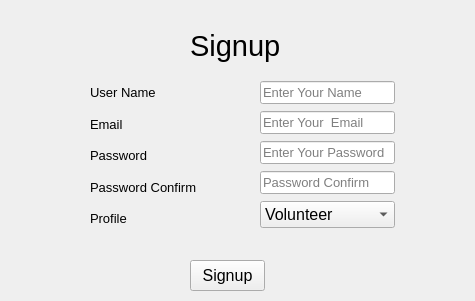
ShadiMi/Group27_hApp_project, file signup.ui: the form before one commit.
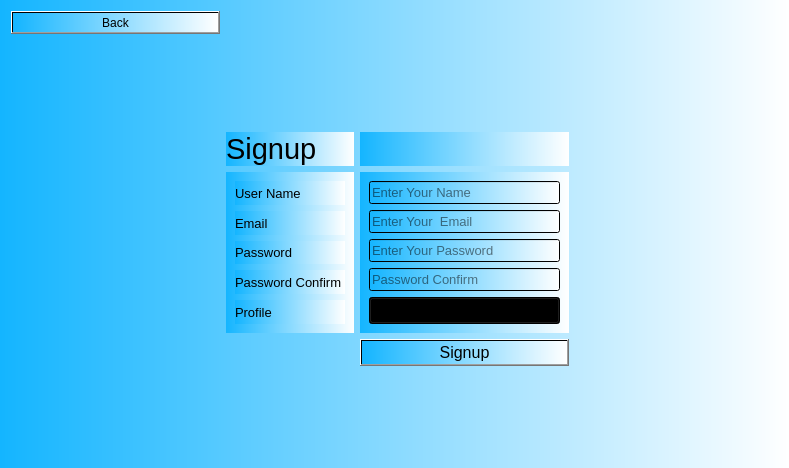
The form after the commit.

The edit to the form file:
```diff
--- a/signup.ui
+++ b/signup.ui
@@ -6,135 +6,88 @@
    <rect>
     <x>0</x>
     <y>0</y>
-    <width>475</width>
-    <height>301</height>
+    <width>789</width>
+    <height>468</height>
    </rect>
   </property>
   <property name="windowTitle">
    <string>signup</string>
   </property>
-  <widget class="QPushButton" name="signupR">
-   <property name="geometry">
-    <rect>
-     <x>190</x>
-     <y>260</y>
-     <width>75</width>
-     <height>31</height>
-    </rect>
-   </property>
-   <property name="font">
-    <font>
-     <pointsize>12</pointsize>
-    </font>
-   </property>
-   <property name="cursor">
-    <cursorShape>ArrowCursor</cursorShape>
-   </property>
-   <property name="toolTip">
-    <string>Press To Signup</string>
-   </property>
-   <property name="text">
-    <string>Signup</string>
-   </property>
-  </widget>
+  <property name="styleSheet">
+   <string notr="true">background:qlineargradient(spread:pad, x1:0, y1:0, x2:1, y2:0, stop:0 rgb(20, 181, 255), stop:1 rgba(255, 255, 255, 255))</string>
+  </property>
+  <layout class="QGridLayout" name="gridLayout">
+   <item row="1" column="1">
+    <spacer name="verticalSpacer_2">
+     <property name="orientation">
+      <enum>Qt::Vertical</enum>
+     </property>
+     <property name="sizeHint" stdset="0">
+      <size>
+       <width>20</width>
+       <height>40</height>
+      </size>
+     </property>
+    </spacer>
+   </item>
+   <item row="3" column="0">
+    <spacer name="horizontalSpacer">
+     <property name="orientation">
+      <enum>Qt::Horizontal</enum>
+     </property>
+     <property name="sizeHint" stdset="0">
+      <size>
+       <width>40</width>
+       <height>20</height>
+      </size>
+     </property>
+    </spacer>
+   </item>
+   <item row="3" column="3">
+    <spacer name="horizontalSpacer_2">
+     <property name="orientation">
+      <enum>Qt::Horizontal</enum>
+     </property>
+     <property name="sizeHint" stdset="0">
+      <size>
+       <width>40</width>
+       <height>20</height>
+      </size>
+     </property>
+    </spacer>
+   </item>
+   <item row="6" column="1">
+    <spacer name="verticalSpacer">
+     <property name="orientation">
+      <enum>Qt::Vertical</enum>
+     </property>
+     <property name="sizeHint" stdset="0">
+      <size>
+       <width>20</width>
+       <height>40</height>
+      </size>
+     </property>
+    </spacer>
+   </item>
+   <item row="2" column="1">
   <widget class="QLabel" name="signupL">
-   <property name="geometry">
-    <rect>
-     <x>190</x>
-     <y>20</y>
-     <width>101</width>
-     <height>51</height>
-    </rect>
-   </property>
    <property name="font">
     <font>
      <pointsize>22</pointsize>
     </font>
    </property>
+     <property name="styleSheet">
+      <string notr="true">background:setAttribute(Qt::WA_TranslucentBackground)</string>
+     </property>
    <property name="text">
     <string>Signup</string>
    </property>
   </widget>
-  <widget class="QWidget" name="layoutWidget">
-   <property name="geometry">
-    <rect>
-     <x>90</x>
-     <y>80</y>
-     <width>167</width>
-     <height>151</height>
-    </rect>
-   </property>
-   <layout class="QVBoxLayout" name="verticalLayout">
-    <item>
-     <widget class="QLabel" name="unR">
-      <property name="font">
-       <font>
-        <pointsize>10</pointsize>
-       </font>
-      </property>
-      <property name="text">
-       <string>User Name</string>
-      </property>
-     </widget>
-    </item>
-    <item>
-     <widget class="QLabel" name="emailR">
-      <property name="font">
-       <font>
-        <pointsize>10</pointsize>
-       </font>
-      </property>
-      <property name="text">
-       <string>Email</string>
-      </property>
-     </widget>
-    </item>
-    <item>
-     <widget class="QLabel" name="pwR">
-      <property name="font">
-       <font>
-        <pointsize>10</pointsize>
-       </font>
-      </property>
-      <property name="text">
-       <string>Password</string>
-      </property>
-     </widget>
-    </item>
-    <item>
-     <widget class="QLabel" name="pwcR">
-      <property name="font">
-       <font>
-        <pointsize>10</pointsize>
-       </font>
-      </property>
-      <property name="text">
-       <string>Password Confirm </string>
-      </property>
-     </widget>
-    </item>
-    <item>
-     <widget class="QLabel" name="profR">
-      <property name="font">
-       <font>
-        <pointsize>10</pointsize>
-       </font>
-      </property>
-      <property name="text">
-       <string>Profile</string>
-      </property>
-     </widget>
-    </item>
-   </layout>
-  </widget>
-  <widget class="QWidget" name="layoutWidget">
-   <property name="geometry">
-    <rect>
-     <x>260</x>
-     <y>80</y>
-     <width>135</width>
-     <height>151</height>
-    </rect>
+   </item>
+   <item row="3" column="2">
+    <widget class="QFrame" name="frame">
+     <property name="styleSheet">
+      <string notr="true">background:setAttribute(Qt::WA_TranslucentBackground)</string>
    </property>
    <layout class="QVBoxLayout" name="verticalLayout_2">
     <item>
@@ -144,6 +97,9 @@
         <pointsize>10</pointsize>
        </font>
       </property>
+        <property name="styleSheet">
+         <string notr="true"/>
+        </property>
       <property name="placeholderText">
        <string>Enter Your Name </string>
       </property>
@@ -227,19 +183,139 @@
     </item>
    </layout>
   </widget>
+   </item>
+   <item row="3" column="1">
+    <widget class="QWidget" name="widget" native="true">
+     <property name="styleSheet">
+      <string notr="true">background:setAttribute(Qt::WA_TranslucentBackground)</string>
+     </property>
+     <layout class="QVBoxLayout" name="verticalLayout">
+      <item>
+       <widget class="QLabel" name="unR">
+        <property name="font">
+         <font>
+          <pointsize>10</pointsize>
+         </font>
+        </property>
+        <property name="styleSheet">
+         <string notr="true">background:setAttribute(Qt::WA_TranslucentBackground)</string>
+        </property>
+        <property name="text">
+         <string>User Name</string>
+        </property>
+       </widget>
+      </item>
+      <item>
+       <widget class="QLabel" name="emailR">
+        <property name="font">
+         <font>
+          <pointsize>10</pointsize>
+         </font>
+        </property>
+        <property name="styleSheet">
+         <string notr="true">background:setAttribute(Qt::WA_TranslucentBackground)</string>
+        </property>
+        <property name="text">
+         <string>Email</string>
+        </property>
+       </widget>
+      </item>
+      <item>
+       <widget class="QLabel" name="pwR">
+        <property name="font">
+         <font>
+          <pointsize>10</pointsize>
+         </font>
+        </property>
+        <property name="styleSheet">
+         <string notr="true">background:setAttribute(Qt::WA_TranslucentBackground)</string>
+        </property>
+        <property name="text">
+         <string>Password</string>
+        </property>
+       </widget>
+      </item>
+      <item>
+       <widget class="QLabel" name="pwcR">
+        <property name="font">
+         <font>
+          <pointsize>10</pointsize>
+         </font>
+        </property>
+        <property name="styleSheet">
+         <string notr="true">background:setAttribute(Qt::WA_TranslucentBackground)</string>
+        </property>
+        <property name="text">
+         <string>Password Confirm </string>
+        </property>
+       </widget>
+      </item>
+      <item>
+       <widget class="QLabel" name="profR">
+        <property name="font">
+         <font>
+          <pointsize>10</pointsize>
+         </font>
+        </property>
+        <property name="styleSheet">
+         <string notr="true">background:setAttribute(Qt::WA_TranslucentBackground)</string>
+        </property>
+        <property name="text">
+         <string>Profile</string>
+        </property>
+       </widget>
+      </item>
+     </layout>
+    </widget>
+   </item>
+   <item row="0" column="0">
+    <widget class="QPushButton" name="back2">
+     <property name="autoFillBackground">
+      <bool>false</bool>
+     </property>
+     <property name="text">
+      <string>Back</string>
+     </property>
+    </widget>
+   </item>
+   <item row="4" column="2">
+    <widget class="QPushButton" name="signupR">
+     <property name="font">
+      <font>
+       <pointsize>12</pointsize>
+      </font>
+     </property>
+     <property name="cursor">
+      <cursorShape>ArrowCursor</cursorShape>
+     </property>
+     <property name="toolTip">
+      <string>Press To Signup</string>
+     </property>
+     <property name="text">
+      <string>Signup</string>
+     </property>
+     <property name="autoDefault">
+      <bool>false</bool>
+     </property>
+    </widget>
+   </item>
+   <item row="2" column="2">
   <widget class="QLabel" name="error">
-   <property name="geometry">
-    <rect>
-     <x>120</x>
-     <y>233</y>
-     <width>261</width>
-     <height>20</height>
-    </rect>
+     <property name="font">
+      <font>
+       <pointsize>10</pointsize>
+      </font>
+     </property>
+     <property name="styleSheet">
+      <string notr="true">color: red;
+background:setAttribute(Qt::WA_TranslucentBackground)</string>
    </property>
    <property name="text">
     <string/>
    </property>
   </widget>
+   </item>
+  </layout>
  </widget>
  <resources/>
  <connections/>
```
Lines whose indentation alone changed are shown as unchanged.
